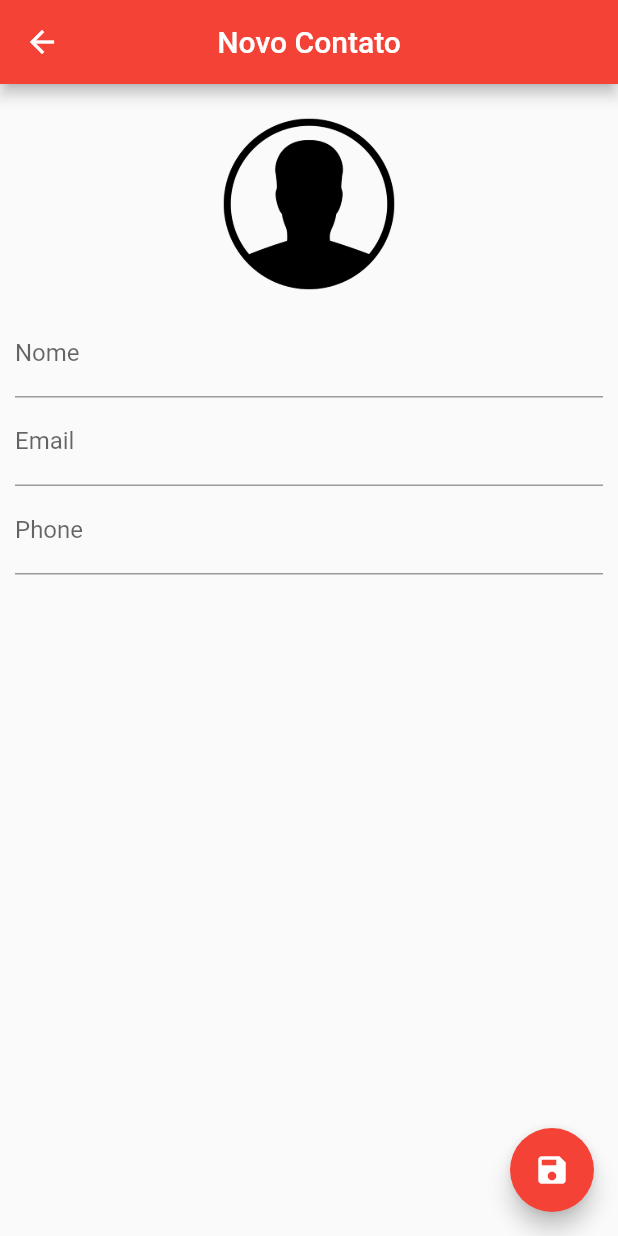
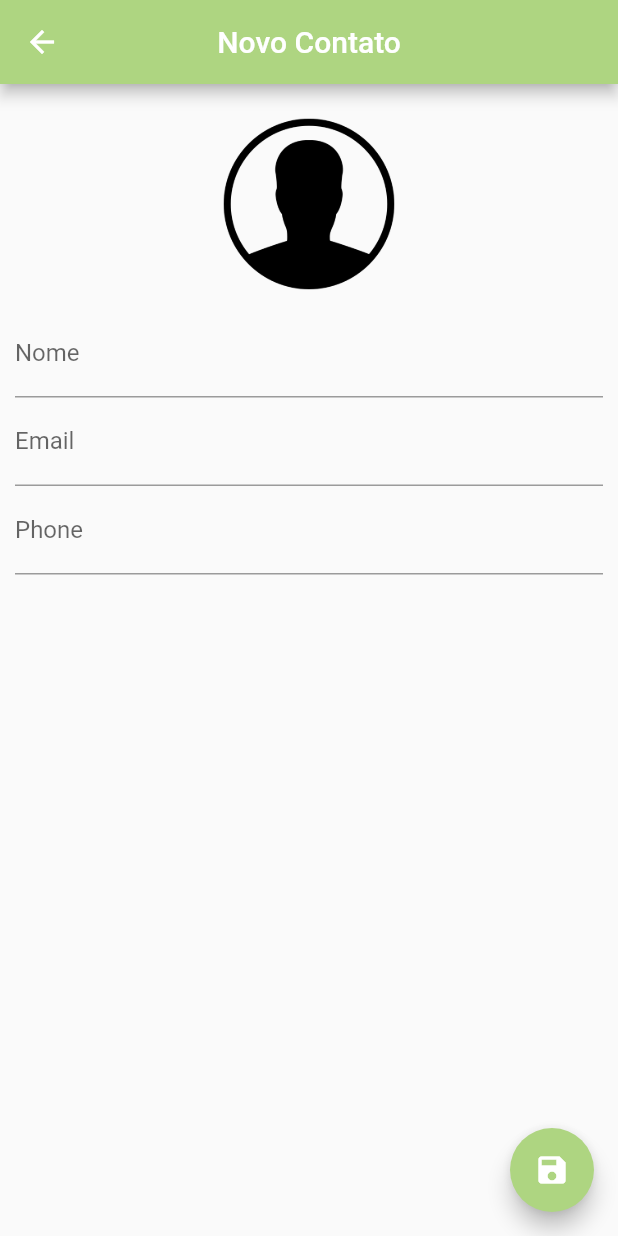
Before and after one commit to wesleymsan/agenda_contatos, a Flutter app: the screen it shows after launch, after a tap on the "add" icon, on a phone screen of 412 x 824 dp. Run offline on Flutter 3.47's test engine with Material 2 defaults, Android fonts, the phone set to English and light mode, and no system bars; our stand-ins replace image_picker, sqflite; accounts and stored records are empty.

Commit message:
Add a simple update

```diff
--- a/lib/ui/contact_page.dart
+++ b/lib/ui/contact_page.dart
@@ -48,7 +48,7 @@ class _ContactPageState extends State<ContactPage> {
       onWillPop: _requestPop,
       child: Scaffold(
         appBar: AppBar(
-          backgroundColor: Colors.red,
+          backgroundColor: Colors.lightGreen[300],
           title: Text(_editedContact.name ?? "Novo Contato"),
           centerTitle: true,
         ),
@@ -61,7 +61,7 @@ class _ContactPageState extends State<ContactPage> {
             }
           },
           child: Icon(Icons.save),
-          backgroundColor: Colors.red,
+          backgroundColor: Colors.lightGreen[300],
         ),
         body: SingleChildScrollView(
           padding: EdgeInsets.all(10.0),
--- a/lib/ui/home_page.dart
+++ b/lib/ui/home_page.dart
@@ -30,7 +30,7 @@ class _HomePageState extends State<HomePage> {
     return Scaffold(
       appBar: AppBar(
         title: Text("Contatos"),
-        backgroundColor: Colors.red,
+        backgroundColor: Colors.lightGreen[300],
         centerTitle: true,
         actions: <Widget>[
           PopupMenuButton<OrderOptions>(
@@ -48,13 +48,13 @@ class _HomePageState extends State<HomePage> {
           )
         ],
       ),
-      backgroundColor: Colors.white,
+      backgroundColor: Colors.grey[300],
       floatingActionButton: FloatingActionButton(
           onPressed: (){
             _showContactPage();
           },
           child: Icon(Icons.add),
-          backgroundColor: Colors.red,
+          backgroundColor: Colors.lightGreen[300],
       ),
       body: ListView.builder(
           padding: EdgeInsets.all(10.0),
@@ -130,7 +130,7 @@ class _HomePageState extends State<HomePage> {
                       padding: EdgeInsets.all(10.0),
                       child: FlatButton(
                         child: Text("Ligar",
-                          style: TextStyle(color: Colors.red, fontSize: 20.0),
+                          style: TextStyle(color: Colors.lightGreen[300], fontSize: 20.0),
                         ),
                         onPressed: (){
                           launch("tel:${contacts[index].phone}");
@@ -142,7 +142,7 @@ class _HomePageState extends State<HomePage> {
                       padding: EdgeInsets.all(10.0),
                       child: FlatButton(
                         child: Text("Editar",
-                          style: TextStyle(color: Colors.red, fontSize: 20.0),
+                          style: TextStyle(color: Colors.lightGreen[300], fontSize: 20.0),
                         ),
                         onPressed: (){
                           Navigator.pop(context);
@@ -154,7 +154,7 @@ class _HomePageState extends State<HomePage> {
                       padding: EdgeInsets.all(10.0),
                       child: FlatButton(
                         child: Text("Excluir",
-                          style: TextStyle(color: Colors.red, fontSize: 20.0),
+                          style: TextStyle(color: Colors.lightGreen[300], fontSize: 20.0),
                         ),
                         onPressed: (){
                           helper.deleteContact(contacts[index].id);
```
Also changed, not shown: launch.json (added, +10 -0 lines).
